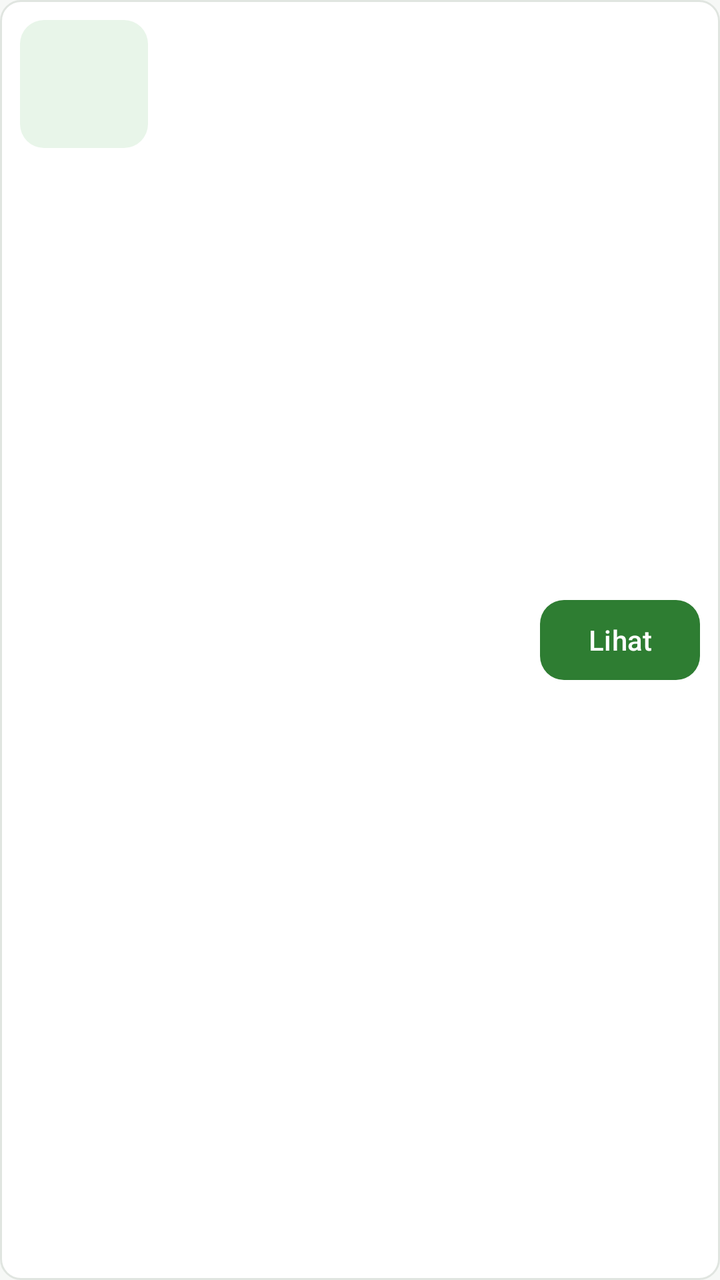
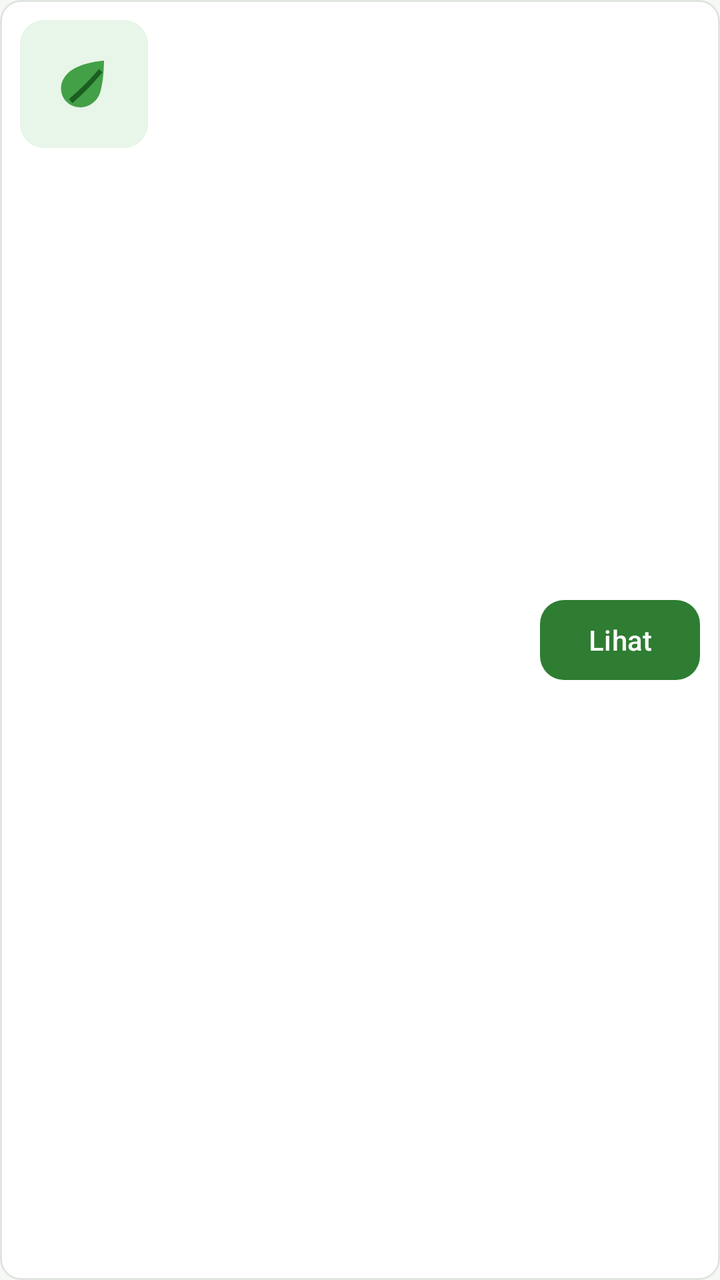

An Android layout rendered at two revisions. The XML below is the earlier revision; the diff shows what the commit changed to produce the second picture.
<!-- AndroidManifest.xml: application theme Theme.Herbalindo -->
<!-- res/layout/item_product.xml -->
<?xml version="1.0" encoding="utf-8"?>
<LinearLayout xmlns:android="http://schemas.android.com/apk/res/android"
    android:layout_width="match_parent"
    android:layout_height="wrap_content"
    android:layout_marginBottom="10dp"
    android:background="@drawable/bg_box"
    android:orientation="horizontal"
    android:padding="10dp">

    <ImageView
        android:layout_width="64dp"
        android:layout_height="64dp"
        android:background="@drawable/bg_thumb"
        android:contentDescription="@string/products"
        android:padding="10dp"
        android:src="@mipmap/ic_launcher_round" />

    <LinearLayout
        android:layout_width="0dp"
        android:layout_height="wrap_content"
        android:layout_marginStart="10dp"
        android:layout_weight="1"
        android:orientation="vertical">

        <TextView
            android:id="@+id/item_name"
            android:layout_width="match_parent"
            android:layout_height="wrap_content"
            android:textColor="@color/text_primary"
            android:textSize="15sp"
            android:textStyle="bold" />

        <TextView
            android:id="@+id/item_sub"
            android:layout_width="match_parent"
            android:layout_height="wrap_content"
            android:layout_marginTop="2dp"
            android:textColor="@color/text_secondary"
            android:textSize="11sp" />

        <TextView
            android:id="@+id/item_price"
            android:layout_width="match_parent"
            android:layout_height="wrap_content"
            android:layout_marginTop="4dp"
            android:textColor="@color/brand_green_dark"
            android:textSize="16sp"
            android:textStyle="bold" />
    </LinearLayout>

    <Button
        android:id="@+id/item_action"
        style="@style/Widget.Herbalindo.Button"
        android:layout_width="wrap_content"
        android:layout_height="wrap_content"
        android:layout_gravity="center_vertical"
        android:minWidth="72dp"
        android:text="Lihat" />
</LinearLayout>
<!-- resources referenced by this layout -->
<resources>
  <color name="brand_green_dark">#1B5E20</color>
  <color name="text_primary">#1A241A</color>
  <color name="text_secondary">#5C6B5C</color>
  <!-- drawable bg_box (drawable) -->
  <?xml version="1.0" encoding="utf-8"?>
  <shape xmlns:android="http://schemas.android.com/apk/res/android" android:shape="rectangle">
      <solid android:color="@color/surface" />
      <corners android:radius="10dp" />
      <stroke android:width="1dp" android:color="@color/divider" />
  </shape>
  <!-- drawable bg_thumb (drawable) -->
  <?xml version="1.0" encoding="utf-8"?>
  <shape xmlns:android="http://schemas.android.com/apk/res/android" android:shape="rectangle">
      <solid android:color="@color/brand_green_pale" />
      <corners android:radius="12dp" />
  </shape>
  <!-- mipmap ic_launcher_round (mipmap-anydpi-v26) -->
  <?xml version="1.0" encoding="utf-8"?>
  <adaptive-icon xmlns:android="http://schemas.android.com/apk/res/android">
      <background android:drawable="@mipmap/ic_launcher_background" />
      <foreground android:drawable="@mipmap/ic_launcher_foreground" />
  </adaptive-icon>
  <string name="products">Produk</string>
  <style name="Widget.Herbalindo.Button" parent="Widget.Material3.Button">
          <item name="android:textAllCaps">false</item>
          <item name="android:minHeight">48dp</item>
          <item name="cornerRadius">12dp</item>
      </style>
  <style name="Theme.Herbalindo" parent="Theme.Material3.Light.NoActionBar">
          <item name="colorPrimary">@color/brand_green</item>
          <item name="colorPrimaryDark">@color/brand_green_dark</item>
          <item name="colorOnPrimary">@color/text_on_brand</item>
          <item name="colorSecondary">@color/brand_accent</item>
          <item name="colorOnSecondary">@color/text_primary</item>
          <item name="colorSurface">@color/surface</item>
          <item name="colorOnSurface">@color/text_primary</item>
          <item name="android:colorBackground">@color/bg</item>
          <item name="android:statusBarColor">@color/brand_green_dark</item>
          <item name="android:navigationBarColor">@color/surface</item>
          <item name="android:windowLightStatusBar" tools:targetApi="m">false</item>
          <item name="android:windowBackground">@color/bg</item>
      </style>
  <color name="surface">#FFFFFF</color>
  <color name="divider">#E0E5E0</color>
  <color name="brand_green_pale">#E8F5E9</color>
  <color name="brand_green">#2E7D32</color>
  <color name="text_on_brand">#FFFFFF</color>
  <color name="brand_accent">#F9A825</color>
  <color name="bg">#F6F8F6</color>
</resources>

<!-- the commit's change to res/layout/item_product.xml (unified diff, before → after) -->
@@ -8,12 +8,14 @@
     android:padding="10dp">
 
     <ImageView
+        android:id="@+id/item_image"
         android:layout_width="64dp"
         android:layout_height="64dp"
         android:background="@drawable/bg_thumb"
         android:contentDescription="@string/products"
-        android:padding="10dp"
-        android:src="@mipmap/ic_launcher_round" />
+        android:padding="12dp"
+        android:scaleType="centerCrop"
+        android:src="@drawable/ic_product_placeholder" />
 
     <LinearLayout
         android:layout_width="0dp"
<!-- resource entries referenced after the edit -->
@@ -16,12 +16,20 @@
       <solid android:color="@color/brand_green_pale" />
       <corners android:radius="12dp" />
   </shape>
-  <!-- mipmap ic_launcher_round (mipmap-anydpi-v26) -->
+  <!-- drawable ic_product_placeholder (drawable) -->
   <?xml version="1.0" encoding="utf-8"?>
-  <adaptive-icon xmlns:android="http://schemas.android.com/apk/res/android">
-      <background android:drawable="@mipmap/ic_launcher_background" />
-      <foreground android:drawable="@mipmap/ic_launcher_foreground" />
-  </adaptive-icon>
+  <vector xmlns:android="http://schemas.android.com/apk/res/android"
+      android:width="96dp"
+      android:height="96dp"
+      android:viewportWidth="96"
+      android:viewportHeight="96">
+      <path
+          android:fillColor="#43A047"
+          android:pathData="M72,20c0,0 -34,2 -46,18C16,50 20,68 34,74c14,6 30,-2 34,-18C72,42 72,20 72,20z" />
+      <path
+          android:fillColor="#1B5E20"
+          android:pathData="M66,30C56,42 44,54 30,66l4,5c14,-12 26,-25 36,-37z" />
+  </vector>
   <string name="products">Produk</string>
   <style name="Widget.Herbalindo.Button" parent="Widget.Material3.Button">
           <item name="android:textAllCaps">false</item>
